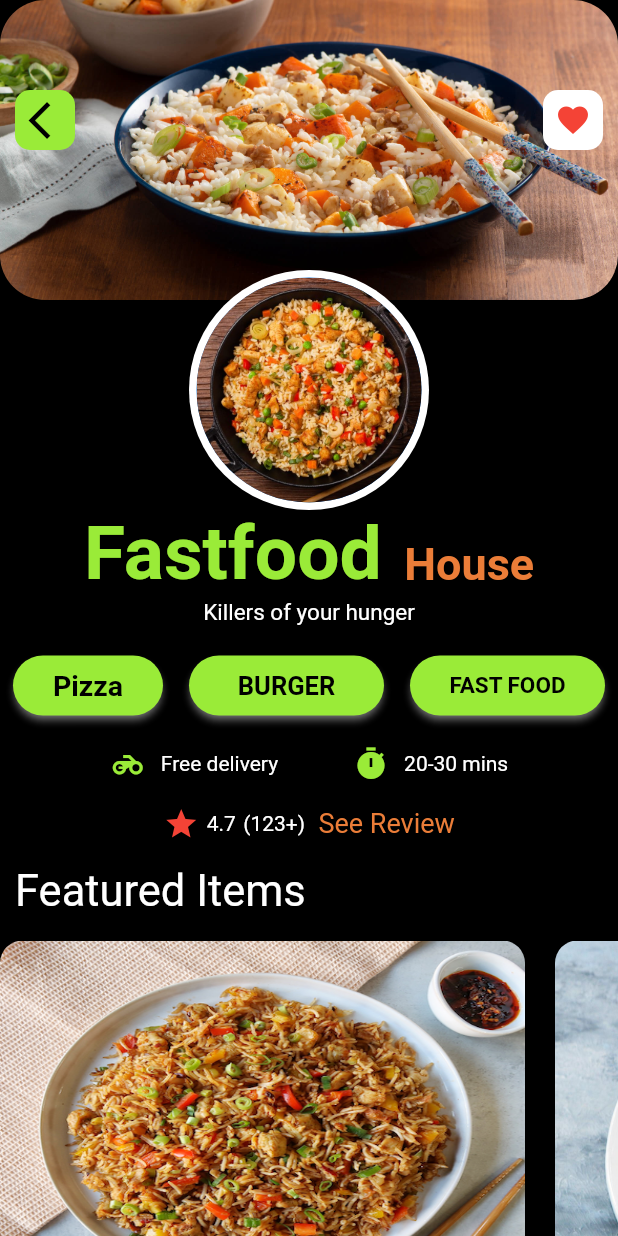
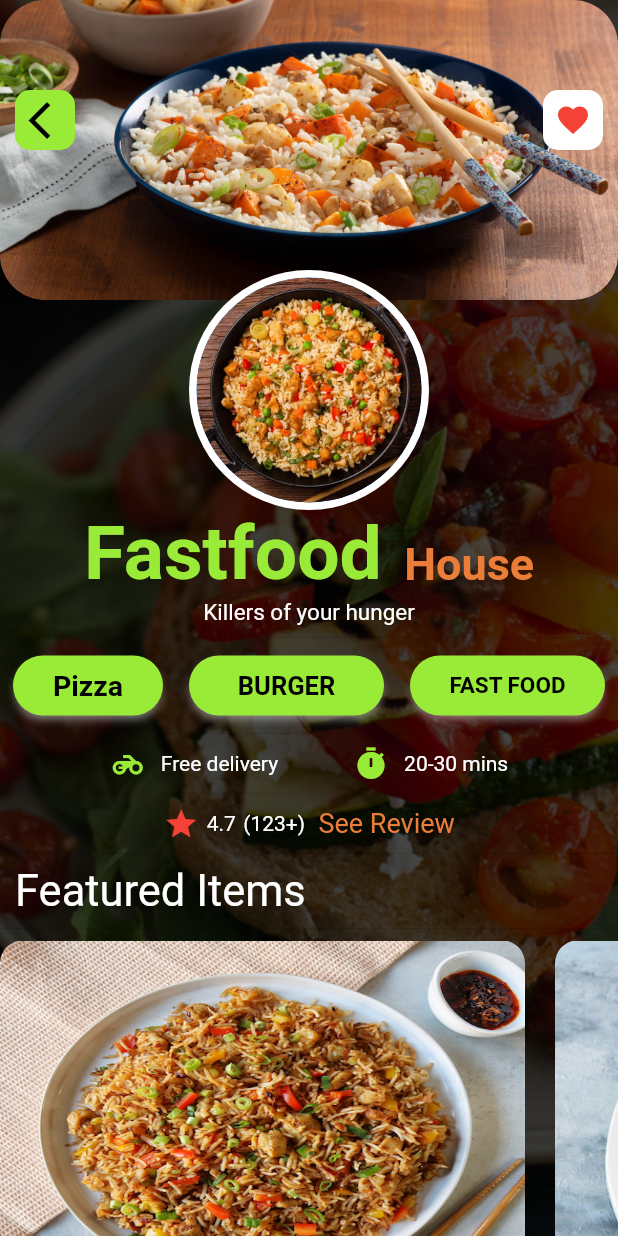
Before and after one commit to OscarNii/flutter_food_delivery, a Flutter app: the Fastfood screen opened directly, on a phone screen of 412 x 824 dp. Run offline on Flutter 3.47's test engine with Material 2 defaults, Android fonts, the light colour scheme and no system bars; our stand-ins replace flutter_signin_button, google_fonts; Roboto replaces fonts that are missing (Acme); statements that could not run were skipped.

Commit message:
Background Update

```diff
--- a/lib/food/fastfood.dart
+++ b/lib/food/fastfood.dart
@@ -11,8 +11,16 @@ class Fastfood extends StatelessWidget {
   @override
   Widget build(BuildContext context) {
     return Scaffold(
-      backgroundColor: Colors.black,
-      body: SingleChildScrollView(
+      body: Container(
+        decoration: BoxDecoration(
+          image: DecorationImage(
+            image: AssetImage("asset/salad.jpg"),
+            fit: BoxFit.cover,
+            colorFilter: ColorFilter.mode(
+                Color.fromARGB(185, 0, 0, 0), BlendMode.darken),
+          ),
+        ),
+        child: SingleChildScrollView(
           child: Column(
             children: [
               Stack(
@@ -508,6 +516,7 @@ class Fastfood extends StatelessWidget {
             ],
           ),
         ),
+      ),
     );
   }
 }
```
Also changed, not shown: asset/salad.jpg (added). Lines whose indentation alone changed are shown as unchanged.
